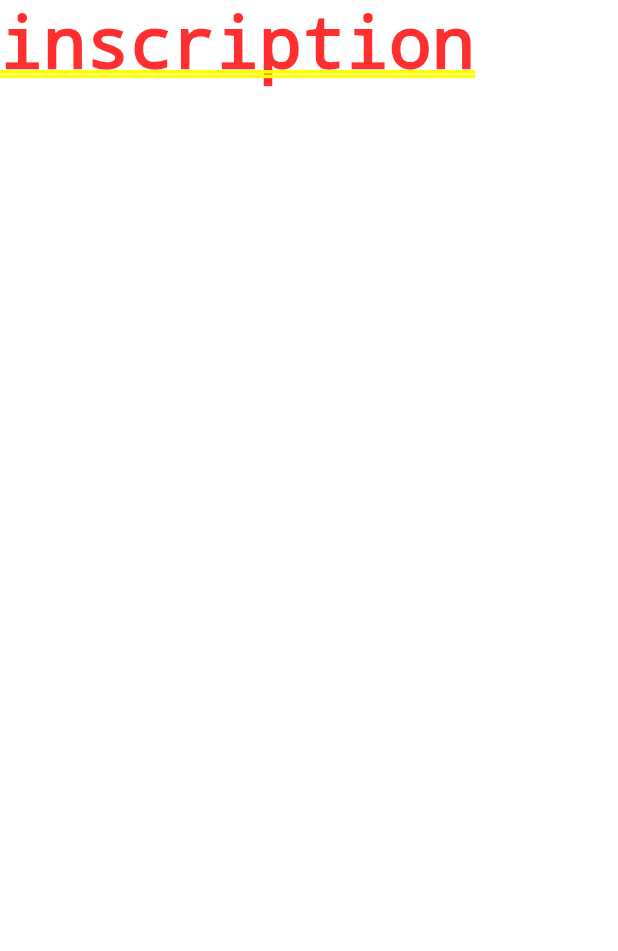
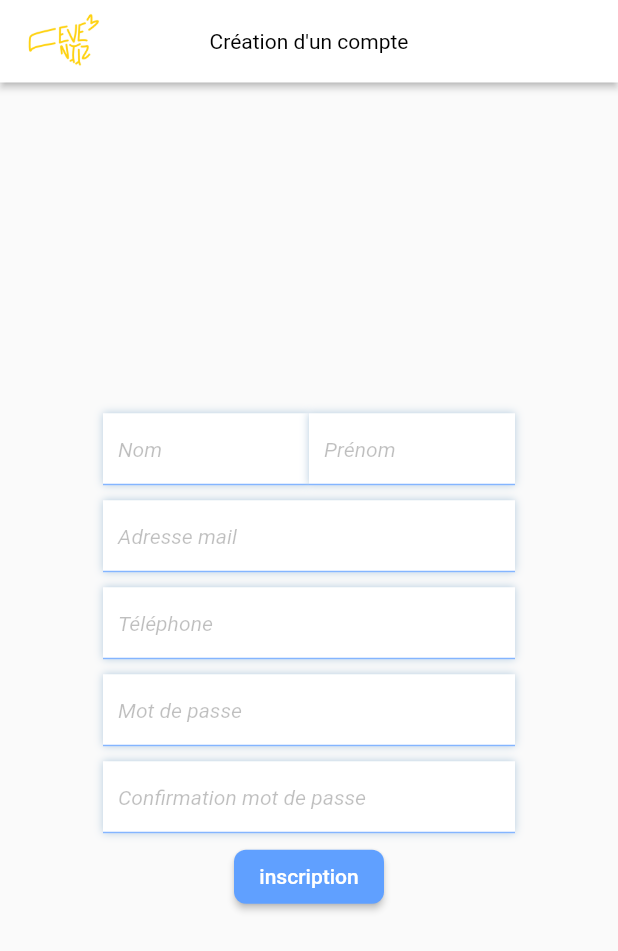
Before and after one commit to justRB/Eventiz, a Flutter app: the screen it shows after launch, after a tap on "s'inscrire", on a phone screen of 412 x 824 dp. Shown: the top 951 px of the screen. Run offline on Flutter 3.47's test engine with Material 2 defaults, Android fonts, the phone set to English and light mode, and no system bars.

Commit message:
inscription page #1

```diff
--- a/lib/pages/connection.dart
+++ b/lib/pages/connection.dart
@@ -14,7 +14,7 @@ class Connection extends StatelessWidget {
     void keepConnected(value) {}
 
     return Scaffold(
-      appBar: const TopBar(title: 'Connexion à votre compte'),
+      appBar: const TopBar(title: 'Connexion à un compte'),
       body: Center(
         child: Stack(
           alignment: Alignment.center,
@@ -22,19 +22,19 @@ class Connection extends StatelessWidget {
             Column(
               mainAxisAlignment: MainAxisAlignment.center,
               children: [
-                const TextInput(
-                  placeholder: "Nom d'utilisateur",
-                  width: 150,
+                TextInput(
+                  placeholder: "Adresse mail",
+                  width: MediaQuery.of(context).size.width / 2.5,
                   verticalPadding: 5,
                 ),
-                const TextInput(
+                TextInput(
                   placeholder: "Mot de passe",
-                  width: 150,
+                  width: MediaQuery.of(context).size.width / 2.5,
                   verticalPadding: 5,
                 ),
                 CheckBoxes(
                   title: 'Rester connecté',
-                  width: 150,
+                  width: MediaQuery.of(context).size.width / 2.5,
                   verticalPadding: 5,
                   onChanged: keepConnected,
                 ),
--- a/lib/pages/inscription.dart
+++ b/lib/pages/inscription.dart
@@ -1,10 +1,67 @@
+import 'package:app/components/text_input.dart';
+import 'package:app/components/top_bar.dart';
+import 'package:app/pages/research.dart';
 import 'package:flutter/material.dart';
+
+import '../components/custom_button.dart';
 
 class Inscription extends StatelessWidget {
   const Inscription({super.key});
 
   @override
   Widget build(BuildContext context) {
-    return const Text("inscription");
+    return Scaffold(
+      appBar: const TopBar(title: "Création d'un compte"),
+      body: Center(
+        child: Column(
+          mainAxisAlignment: MainAxisAlignment.center,
+          children: [
+            Row(
+              mainAxisAlignment: MainAxisAlignment.center,
+              children: [
+                TextInput(
+                  placeholder: 'Nom',
+                  width: MediaQuery.of(context).size.width / 3,
+                  verticalPadding: 5,
+                ),
+                TextInput(
+                  placeholder: 'Prénom',
+                  width: MediaQuery.of(context).size.width / 3,
+                  verticalPadding: 5,
+                ),
+              ],
+            ),
+            TextInput(
+              placeholder: 'Adresse mail',
+              width: MediaQuery.of(context).size.width / 1.5,
+              verticalPadding: 5,
+            ),
+            TextInput(
+              placeholder: 'Téléphone',
+              width: MediaQuery.of(context).size.width / 1.5,
+              verticalPadding: 5,
+            ),
+            TextInput(
+              placeholder: 'Mot de passe',
+              width: MediaQuery.of(context).size.width / 1.5,
+              verticalPadding: 5,
+            ),
+            TextInput(
+              placeholder: 'Confirmation mot de passe',
+              width: MediaQuery.of(context).size.width / 1.5,
+              verticalPadding: 5,
+            ),
+            const CustomButton(
+              text: 'inscription',
+              width: 100,
+              height: 0,
+              radius: 8,
+              verticalPadding: 0,
+              page: Research(),
+            ),
+          ],
+        ),
+      ),
+    );
   }
 }
--- a/lib/pages/profil.dart
+++ b/lib/pages/profil.dart
@@ -84,20 +84,16 @@ class _ProfilState extends State<Profil> {
           const SizedBox(height: 20),
           Container(
             color: Colors.blue,
-            child: Column(
-              children: [
-                Text(
-                  'Information Supplémantaire'
-                )
-                Column(children: const [
+            child: Column(children: [
+              Text('Information Supplémantaire'),
+              Column(
+                children: const [
                   Text(
                     'Nombre d\'événements créés',
                   )
-                ],)
-
-              ]
-            ),
-
+                ],
+              )
+            ]),
           ),
         ],
       ),
```
